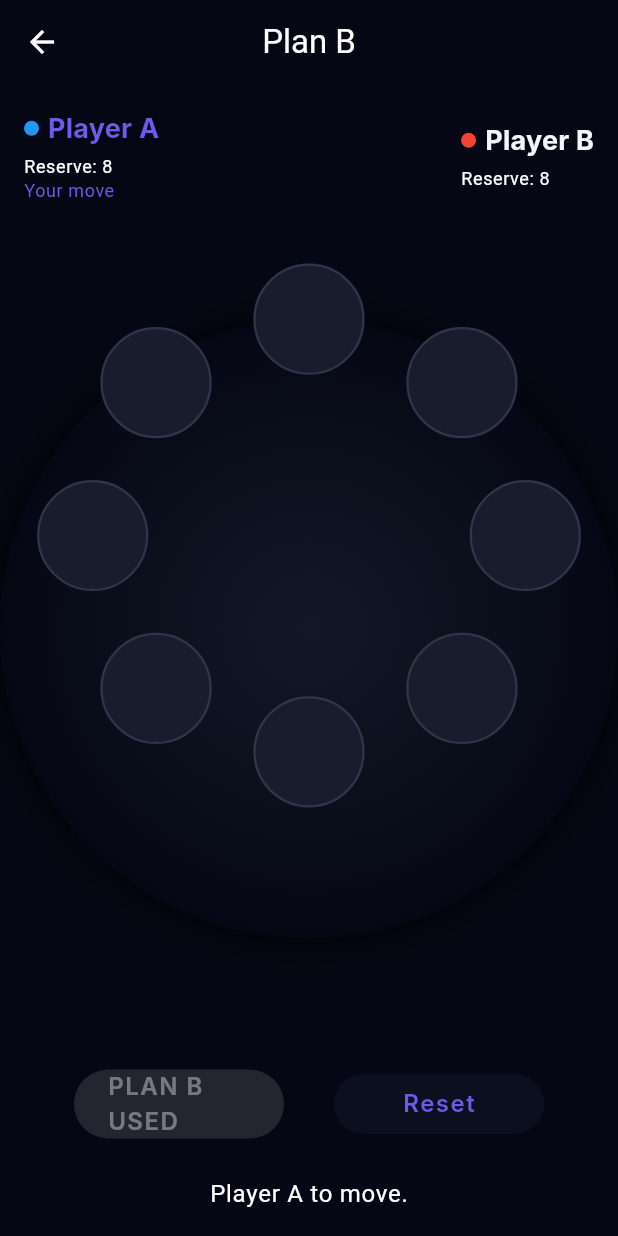
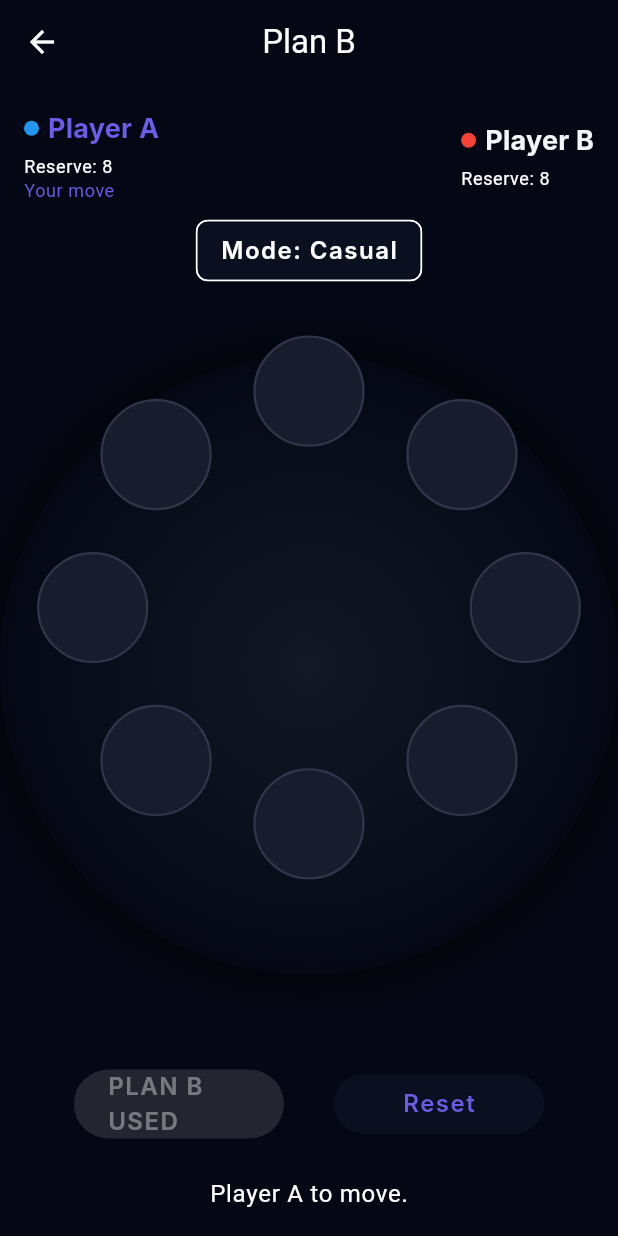
Before and after one commit to johnsonmayae/plan_b, a Flutter app: the GameScreen screen opened directly, on a phone screen of 412 x 824 dp. Run offline on Flutter 3.47's test engine with Material 3 defaults, Android fonts, the phone set to English and light mode, and no system bars; our stand-ins replace audioplayers, shared_preferences; accounts and stored records are empty.

Commit message:
Added difficulty and mode to the game screen

```diff
--- a/lib/screens/game_screen.dart
+++ b/lib/screens/game_screen.dart
@@ -299,6 +299,34 @@ class _GameScreenState extends State<GameScreen> {
     });
   }
 
+  Widget _buildModeDifficultyChips() {
+  String difficultyLabel(Difficulty d) => switch (d) {
+        Difficulty.easy => 'Easy',
+        Difficulty.normal => 'Normal',
+        Difficulty.hard => 'Hard',
+        Difficulty.expert => 'Expert',
+      };
+
+  String modeLabel(PlanBMode m) => switch (m) {
+        PlanBMode.casual => 'Casual',
+        PlanBMode.noMercy => 'No Mercy',
+      };
+
+  return Padding(
+    padding: const EdgeInsets.symmetric(horizontal: 16),
+    child: Wrap(
+      spacing: 8,
+      runSpacing: 8,
+      alignment: WrapAlignment.center,
+      children: [
+        if (widget.vsCpu)
+          Chip(label: Text('Difficulty: ${difficultyLabel(widget.cpuDifficulty)}')),
+        Chip(label: Text('Mode: ${modeLabel(widget.planBMode)}')),
+      ],
+    ),
+  );
+}
+
   // -----------------------------
   // CPU logic + highlight
   // -----------------------------
@@ -556,7 +584,11 @@ class _GameScreenState extends State<GameScreen> {
             state: _state,
             vsCpu: widget.vsCpu,
           ),
-            const SizedBox(height: 16),
+
+          const SizedBox(height: 8),
+          _buildModeDifficultyChips(),
+          const SizedBox(height: 8),
+
           Expanded(
             child: Center(
               child: BoardRing(
```
Lines whose indentation alone changed are shown as unchanged.
